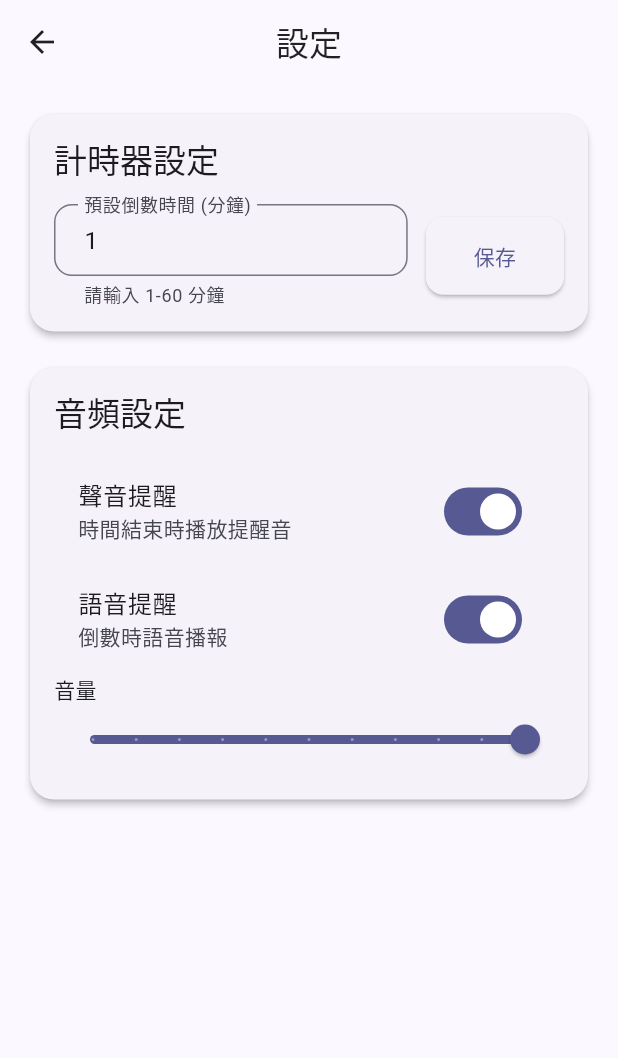
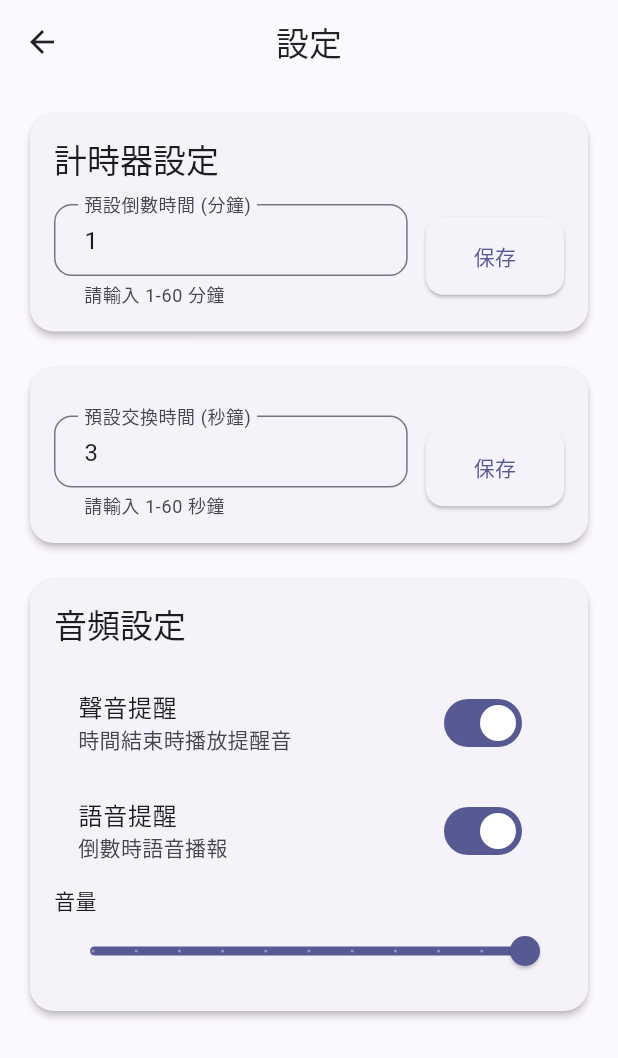
Before and after one commit to anchkorg/nextCountDown, a Flutter app: the screen it shows after launch, after a tap on "開始", after a tap on the "settings" icon, on a phone screen of 412 x 824 dp. Shown: the top 1058 px of the screen. Run offline on Flutter 3.47's test engine with Material 3 defaults, Android fonts, the phone set to English and light mode, and no system bars; our stand-ins replace equatable, flutter_riverpod, flutter_tts, go_router, just_audio, riverpod_annotation and 1 more; generated files the repository leaves out were written again; Roboto replaces fonts that are missing (System).

Commit message:
Updated handover time

```diff
--- a/lib/models/timer_model.dart
+++ b/lib/models/timer_model.dart
@@ -5,19 +5,22 @@ enum TimerStatus { initial, running, paused, completed }
 class TimerModel extends Equatable {
   final int totalTimeInSeconds;
   final int remainingTimeInSeconds;
+  final int handoverTime;
   final TimerStatus status;
 
   const TimerModel({
     required this.totalTimeInSeconds,
     required this.remainingTimeInSeconds,
+    required this.handoverTime,
     required this.status,
   });
 
-  factory TimerModel.initial({int minutes = 1}) {
+  factory TimerModel.initial({int minutes = 1, int handoverTime = 3}) {
     final totalSeconds = minutes * 60;
     return TimerModel(
       totalTimeInSeconds: totalSeconds,
       remainingTimeInSeconds: totalSeconds,
+      handoverTime: handoverTime,
       status: TimerStatus.initial,
     );
   }
@@ -25,12 +28,14 @@ class TimerModel extends Equatable {
   TimerModel copyWith({
     int? totalTimeInSeconds,
     int? remainingTimeInSeconds,
+    int? handoverTime,
     TimerStatus? status,
   }) {
     return TimerModel(
       totalTimeInSeconds: totalTimeInSeconds ?? this.totalTimeInSeconds,
       remainingTimeInSeconds:
           remainingTimeInSeconds ?? this.remainingTimeInSeconds,
+      handoverTime: handoverTime ?? this.handoverTime,
       status: status ?? this.status,
     );
   }
--- a/lib/services/audio_service.dart
+++ b/lib/services/audio_service.dart
@@ -37,7 +37,7 @@ class AudioService {
     //await _flutterTts.setLanguage('zh-HK');
     await _flutterTts.setLanguage('zh-CN');
     await _flutterTts.setPitch(1.0);
-    await _flutterTts.setSpeechRate(0.9);
+    await _flutterTts.setSpeechRate(1.0);
 
     // Fallback to Mandarin Chinese if Cantonese not available
     final languages = await _flutterTts.getLanguages;
--- a/lib/viewmodels/timer_viewmodel.dart
+++ b/lib/viewmodels/timer_viewmodel.dart
@@ -18,18 +18,21 @@ class TimerViewModel extends _$TimerViewModel {
     });
 
     final settings = ref.watch(settingsViewModelProvider);
-    return TimerModel.initial(minutes: settings.defaultMinutes);
+    return TimerModel.initial(
+      minutes: settings.defaultMinutes,
+      handoverTime: settings.defaultHandoverTime,
+    );
   }
 
   void startTimer() {
     if (state.status == TimerStatus.running) return;
 
     state = state.copyWith(status: TimerStatus.running);
-
-    _timer = Timer.periodic(const Duration(seconds: 1), (timer) {
+    _handleTimerStart();
+    _timer = Timer.periodic(const Duration(seconds: 1), (timer) async {
       if (state.remainingTimeInSeconds > 0) {
         final newRemainingTime = state.remainingTimeInSeconds - 1;
-
+        int newHandoverTime = state.handoverTime;
         // Handle voice announcements
         _handleVoiceAnnouncements(newRemainingTime);
 
@@ -37,7 +40,12 @@ class TimerViewModel extends _$TimerViewModel {
 
         if (newRemainingTime == 0) {
           _handleTimerComplete();
+
           stopTimer();
+          await Future.delayed(Duration(seconds: newHandoverTime));
+          // 3 秒後繼續執行這裡的程式碼
+
+          startTimer();
         }
       }
     });
@@ -105,14 +113,22 @@ class TimerViewModel extends _$TimerViewModel {
     }
   }
 
+  void _handleTimerStart() {
+    final audioService = ref.read(audioServiceProvider);
+    final settings = ref.read(settingsViewModelProvider);
+    if (settings.soundEnabled) {
+      audioService.playAlert();
+    }
+    audioService.speak('開始');
+  }
+
   void _handleTimerComplete() {
     _timer?.cancel();
     state = state.copyWith(status: TimerStatus.completed);
 
     final audioService = ref.read(audioServiceProvider);
     final settings = ref.read(settingsViewModelProvider);
-
-    audioService.speak('時間到');
+    audioService.speak('時間到，下一個');
 
     if (settings.soundEnabled) {
       audioService.playAlert();
--- a/lib/views/settings_page.dart
+++ b/lib/views/settings_page.dart
@@ -13,11 +13,13 @@ class SettingsPage extends ConsumerStatefulWidget {
 
 class _SettingsPageState extends ConsumerState<SettingsPage> {
   late TextEditingController _minutesController;
+  late TextEditingController _secondsController;
 
   @override
   void initState() {
     super.initState();
     _minutesController = TextEditingController();
+    _secondsController = TextEditingController();
   }
 
   @override
@@ -33,6 +35,9 @@ class _SettingsPageState extends ConsumerState<SettingsPage> {
     // Update controller when settings change
     if (_minutesController.text != settings.defaultMinutes.toString()) {
       _minutesController.text = settings.defaultMinutes.toString();
+    }
+    if (_secondsController.text != settings.defaultHandoverTime.toString()) {
+      _secondsController.text = settings.defaultHandoverTime.toString();
     }
 
     return Scaffold(
@@ -148,6 +153,66 @@ class _SettingsPageState extends ConsumerState<SettingsPage> {
             child: Column(
               crossAxisAlignment: CrossAxisAlignment.start,
               children: [
+                //  Text('計時器設定', style: Theme.of(context).textTheme.titleLarge),
+                const SizedBox(height: 16),
+
+                // Default Minutes Setting
+                Row(
+                  children: [
+                    Expanded(
+                      child: TextField(
+                        controller: _secondsController,
+                        decoration: const InputDecoration(
+                          labelText: '預設交換時間 (秒鐘)',
+                          helperText: '請輸入 1-60 秒鐘',
+                        ),
+                        keyboardType: TextInputType.number,
+                        onSubmitted: (value) {
+                          final seconds = int.tryParse(value);
+                          if (seconds != null &&
+                              seconds >= 1 &&
+                              seconds <= 60) {
+                            ref
+                                .read(settingsViewModelProvider.notifier)
+                                .updateDefaultHandoverTime(seconds);
+                          }
+                        },
+                      ),
+                    ),
+                    const SizedBox(width: 12),
+                    ElevatedButton(
+                      onPressed: () {
+                        final seconds = int.tryParse(_secondsController.text);
+                        if (seconds != null && seconds >= 1 && seconds <= 60) {
+                          ref
+                              .read(settingsViewModelProvider.notifier)
+                              .updateDefaultHandoverTime(seconds);
+                          ScaffoldMessenger.of(context).showSnackBar(
+                            const SnackBar(content: Text('設定已保存')),
+                          );
+                        } else {
+                          ScaffoldMessenger.of(context).showSnackBar(
+                            const SnackBar(content: Text('請輸入有效的秒鐘數 (1-60)')),
+                          );
+                        }
+                      },
+                      child: const Text('保存'),
+                    ),
+                  ],
+                ),
+              ],
+            ),
+          ),
+        ),
+
+        const SizedBox(height: 16),
+
+        Card(
+          child: Padding(
+            padding: const EdgeInsets.all(16),
+            child: Column(
+              crossAxisAlignment: CrossAxisAlignment.start,
+              children: [
                 Text('音頻設定', style: Theme.of(context).textTheme.titleLarge),
                 const SizedBox(height: 16),
 
```
Also changed, not shown: lib/models/timer_settings_model.dart (+12 -1 lines), lib/viewmodels/settings_viewmodel.dart (+8 -0 lines), lib/routing/app_router.g.dart, lib/services/storage_service.g.dart, lib/viewmodels/settings_viewmodel.g.dart, lib/viewmodels/timer_viewmodel.g.dart, 3 other files.
